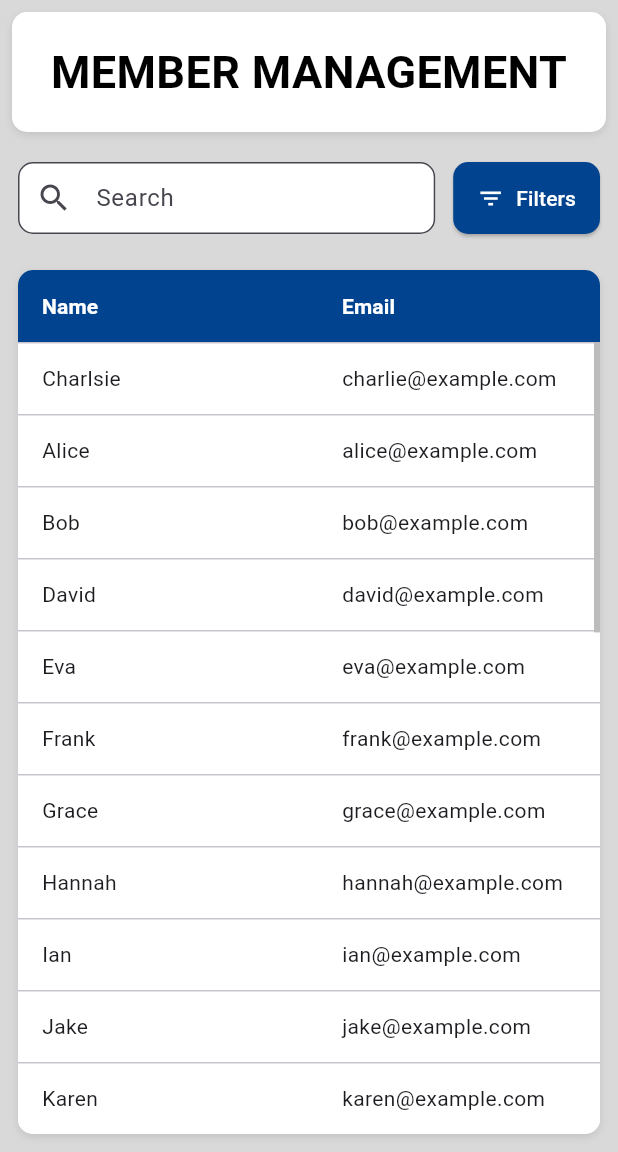
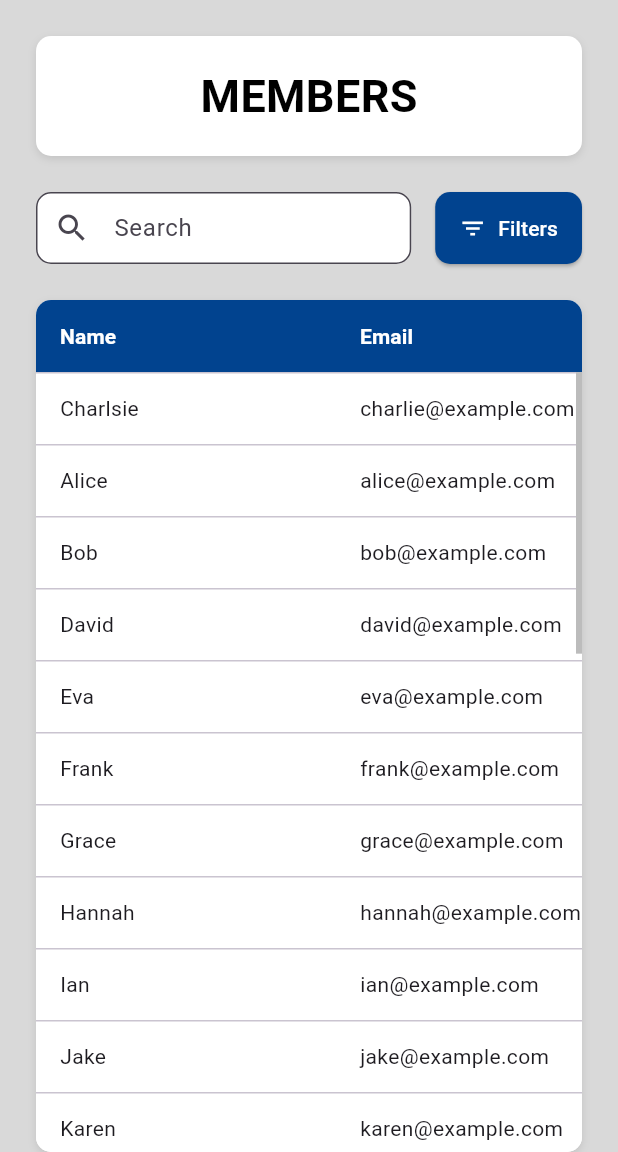
Before and after one commit to CoderTofu/FFWPU_Flutter_System, a Flutter app: the MembersPage screen opened directly, on a phone screen of 412 x 824 dp, the part 84-1236 px from its top. Run offline on Flutter 3.47's test engine with Material 3 defaults, Android fonts, the phone set to English and light mode, and no system bars; our stand-ins replace google_fonts.

Commit message:
feat: member page

```diff
--- a/lib/pages/members_page.dart
+++ b/lib/pages/members_page.dart
@@ -54,11 +54,10 @@ final List<Map<String, dynamic>> _originalData = [
   String? _selectedNation;
   String? _selectedRegion;
   String? _selectedAgeGroup;
-  String? _selectedArchived;
   String? _selectedMembershipCategory;
 
   final columns = {
-    "lg": ["Name", "Age", "Email"],
+    "lg": ["Name", "Age", "Gender", "Email"],
     "md": ["Name", "Email"],
     "sm": ["Name"],
   };
@@ -111,16 +110,42 @@ final List<Map<String, dynamic>> _originalData = [
   }
 
   void _applyFilters() {
+    setState(() {
       _filteredData = _originalData.where((item) {
-      final matchSearch = item.values.any(
+        // Search filter
+        final matchSearch = _searchQuery.isEmpty || item.values.any(
           (value) => value.toString().toLowerCase().contains(_searchQuery),
         );
 
-      return matchSearch;
-      // Add actual filter logic here for the dropdowns when data is available
+        // Gender filter
+        final matchGender = _selectedGender == null ||
+            item['Gender']?.toString().toLowerCase() == _selectedGender?.toLowerCase();
+
+        // Age group filter
+        final matchAgeGroup = _selectedAgeGroup == null || _matchesAgeGroup(item['Age'], _selectedAgeGroup);
+
+        return matchSearch && matchGender && matchAgeGroup;
       }).toList();
 
       _sortData();
+    });
+  }
+
+  bool _matchesAgeGroup(int? age, String? ageGroup) {
+    if (age == null || ageGroup == null) return true;
+
+    switch (ageGroup) {
+      case '<18':
+        return age < 18;
+      case '18-30':
+        return age >= 18 && age <= 30;
+      case '31-50':
+        return age >= 31 && age <= 50;
+      case '51+':
+        return age > 50;
+      default:
+        return true;
+    }
   }
 
   void _clearFilters() {
@@ -129,8 +154,8 @@ final List<Map<String, dynamic>> _originalData = [
       _selectedNation = null;
       _selectedRegion = null;
       _selectedAgeGroup = null;
-      _selectedArchived = null;
       _selectedMembershipCategory = null;
+      _searchQuery = '';
       _sortColumn = 'Name';
       _sortAscending = true;
       _applyFilters();
@@ -405,12 +430,6 @@ final List<Map<String, dynamic>> _originalData = [
                             (val) => setModalState(() => _selectedAgeGroup = val),
                           ),
                           _buildFilterDropdown(
-                            "Archived",
-                            ["Yes", "No"],
-                            _selectedArchived,
-                            (val) => setModalState(() => _selectedArchived = val),
-                          ),
-                          _buildFilterDropdown(
                             "Membership",
                             ["Basic", "Premium", "VIP"],
                             _selectedMembershipCategory,
@@ -488,7 +507,7 @@ final List<Map<String, dynamic>> _originalData = [
       body: Column(
         children: [
           Padding(
-            padding: const EdgeInsets.all(8.0),
+            padding: const EdgeInsets.only(left: 24, right: 24, top: 24),
             child: Container(
               decoration: BoxDecoration(
                 borderRadius: BorderRadius.circular(10),
@@ -506,7 +525,7 @@ final List<Map<String, dynamic>> _originalData = [
                 width: double.infinity,
                 child: Center(
                   child: Text(
-                    "MEMBER MANAGEMENT",
+                    "MEMBERS",
                     style: TextStyle(color: Colors.black, fontSize: 30, fontWeight: FontWeight.bold),
                   ),
                 ),
@@ -514,7 +533,7 @@ final List<Map<String, dynamic>> _originalData = [
             ),
           ),
           Padding(
-            padding: const EdgeInsets.all(12.0),
+            padding: const EdgeInsets.only(left: 24, right: 24, top: 24),
             child: Row(
               children: [
                 Expanded(
@@ -525,7 +544,8 @@ final List<Map<String, dynamic>> _originalData = [
                       labelText: 'Search',
                       hintText: 'Enter search term...',
                       prefixIcon: const Icon(Icons.search),
-                      contentPadding: const EdgeInsets.symmetric(vertical: 10, horizontal: 12),
+                      contentPadding: const EdgeInsets.symmetric(vertical: 16, horizontal: 16),
+                      constraints: const BoxConstraints(maxHeight: 48),
                       border: OutlineInputBorder(
                         borderRadius: BorderRadius.circular(10),
                       ),
@@ -533,17 +553,20 @@ final List<Map<String, dynamic>> _originalData = [
                     onChanged: _handleSearch,
                   ),
                 ),
-                const SizedBox(width: 12),
-                ElevatedButton.icon(
+                const SizedBox(width: 16),
+                SizedBox(
+                  height: 48,
+                  child: ElevatedButton.icon(
                     onPressed: _showFilterModal,
                     icon: const Icon(Icons.filter_list),
                     label: const Text("Filters"),
                     style: ElevatedButton.styleFrom(
                       backgroundColor: const Color(0xFF01438F),
                       foregroundColor: Colors.white,
-                    padding: const EdgeInsets.symmetric(horizontal: 16, vertical: 14),
+                      padding: const EdgeInsets.symmetric(horizontal: 16),
                       shape: RoundedRectangleBorder(
                         borderRadius: BorderRadius.circular(10),
+                      ),
                     ),
                   ),
                 ),
@@ -552,7 +575,7 @@ final List<Map<String, dynamic>> _originalData = [
           ),
           Expanded(
             child: Padding(
-              padding: const EdgeInsets.all(12.0),
+            padding: const EdgeInsets.only(left: 24, right: 24, top: 24),
               child: Container(
                 width: double.infinity,
                 decoration: BoxDecoration(
```
Lines whose indentation alone changed are shown as unchanged.
